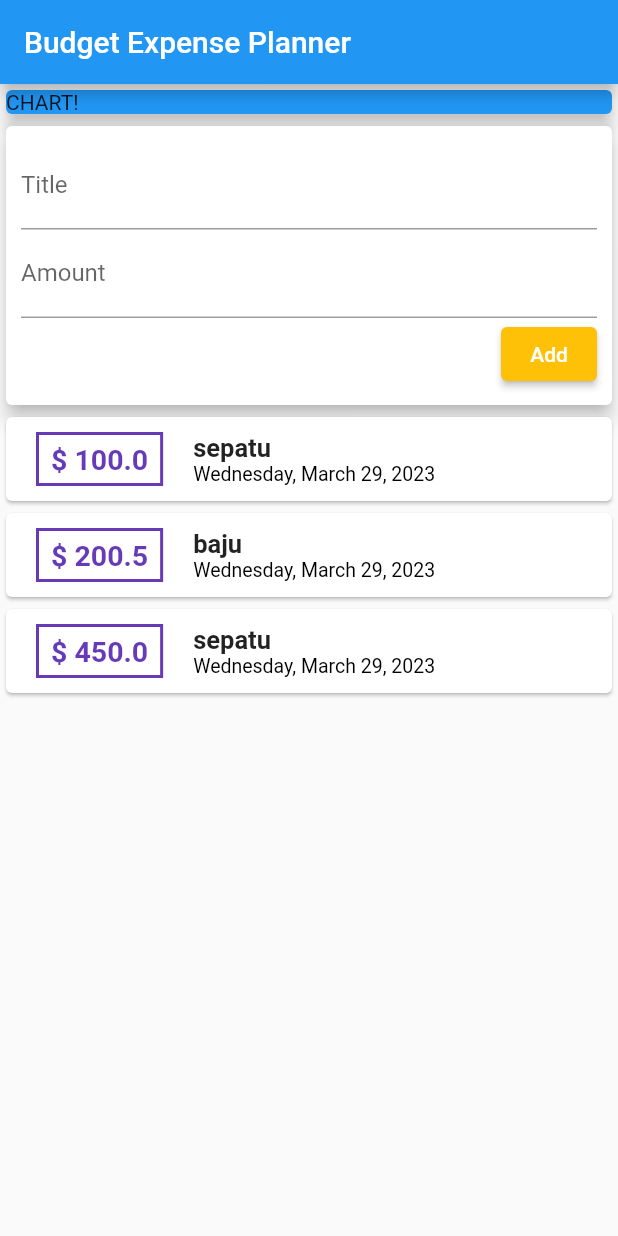
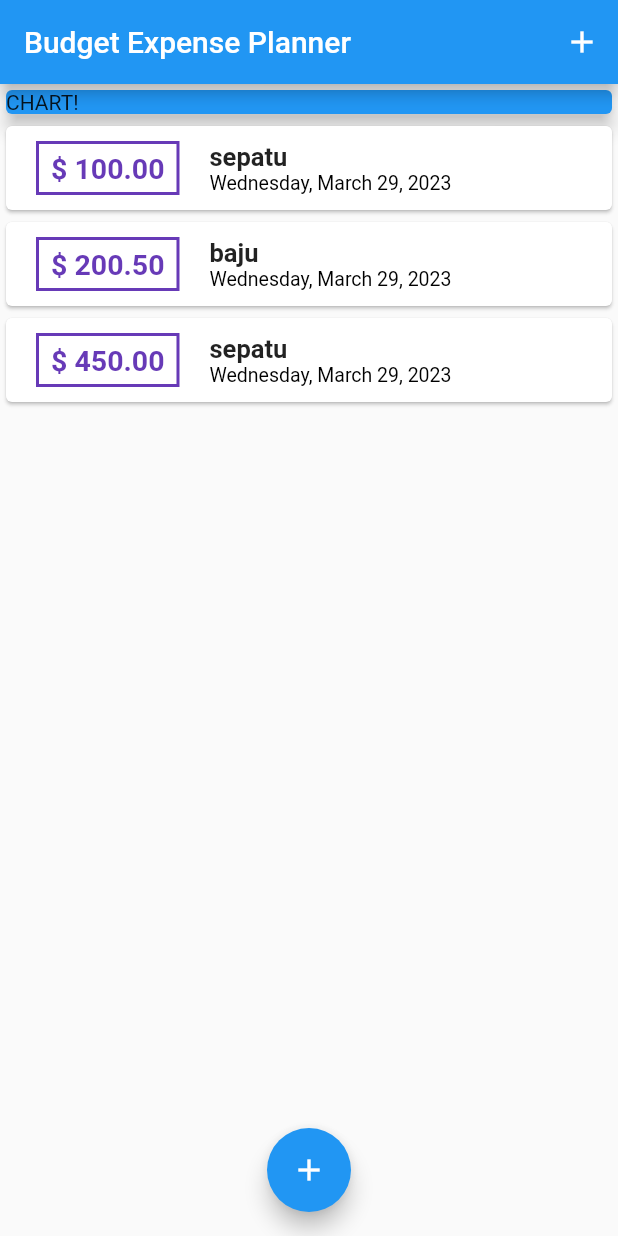
Before and after one commit to EmpalGentong/Expense-Planner_Flutter-Mobile, a Flutter app: the screen it shows after launch, on a phone screen of 412 x 824 dp. Run offline on Flutter 3.47's test engine with Material 2 defaults, Android fonts, the phone set to English and light mode, and no system bars.

Commit message:
create new transaction floating slider sheet

```diff
--- a/lib/main.dart
+++ b/lib/main.dart
@@ -1,5 +1,9 @@
 // ignore_for_file: prefer_const_constructors, duplicate_ignore, unnecessary_brace_in_string_interps
-import './widgets/user_transaction.dart';
+import 'package:expense_tracker_mobile_flutter/widgets/transaction_list.dart';
+
+import './widgets/new_transaction.dart';
+import './models/transaction.dart';
+
 import 'package:flutter/material.dart';
 
 void main() {
@@ -31,11 +35,42 @@ class MyHomePage extends StatefulWidget {
 }
 
 class _MyHomePageState extends State<MyHomePage> {
+  final List<Transaction> _userTransaction = [
+    Transaction(id: 't1', title: 'sepatu', amount: 100, date: DateTime.now()),
+    Transaction(id: 't2', title: 'baju', amount: 200.50, date: DateTime.now()),
+    Transaction(id: 't3', title: 'sepatu', amount: 450, date: DateTime.now()),
+  ];
+
+  void _addNewTX(String txName, double txAmount) {
+    final newTX = Transaction(
+        id: DateTime.now().toString(),
+        title: txName,
+        amount: txAmount,
+        date: DateTime.now());
+
+    setState(() {
+      _userTransaction.add(newTX);
+    });
+  }
+
+  void _startAddNewTransaction(BuildContext ctx) {
+    showModalBottomSheet(
+        context: ctx,
+        builder: (_) {
+          return NewTransaction(_addNewTX);
+        });
+  }
+
   @override
   Widget build(BuildContext context) {
     return Scaffold(
       appBar: AppBar(
         title: Text(widget.title),
+        actions: [
+          IconButton(
+              onPressed: () => _startAddNewTransaction(context),
+              icon: Icon(Icons.add))
+        ],
       ),
       body: Column(
         mainAxisAlignment: MainAxisAlignment.start,
@@ -48,8 +83,13 @@ class _MyHomePageState extends State<MyHomePage> {
             // ignore: prefer_const_constructors, sized_box_for_whitespace
             child: Text('CHART!'),
           ),
-          UserTransaction()
+          TransactionList(_userTransaction),
         ],
+      ),
+      floatingActionButtonLocation: FloatingActionButtonLocation.centerFloat,
+      floatingActionButton: FloatingActionButton(
+        onPressed: () => _startAddNewTransaction(context),
+        child: Icon(Icons.add),
       ),
     );
   }
--- a/lib/widgets/transaction_list.dart
+++ b/lib/widgets/transaction_list.dart
@@ -22,7 +22,8 @@ class TransactionList extends StatelessWidget {
                   padding: EdgeInsets.symmetric(vertical: 5, horizontal: 8),
                   decoration: BoxDecoration(
                       border: Border.all(color: Colors.deepPurple, width: 2)),
-                  child: Text("\$ ${transaction[index].amount}",
+                  child: Text(
+                      "\$ ${transaction[index].amount.toStringAsFixed(2)}",
                       style: TextStyle(
                           fontWeight: FontWeight.bold,
                           fontSize: 19,
--- a/lib/widgets/user_transaction.dart
+++ /dev/null
@@ -1,41 +0,0 @@
-import './new_transaction.dart';
-import './transaction_list.dart';
-import '../models/transaction.dart';
-import 'package:flutter/material.dart';
-
-class UserTransaction extends StatefulWidget {
-  const UserTransaction({super.key});
-
-  @override
-  State<UserTransaction> createState() => _UserTransactionState();
-}
-
-class _UserTransactionState extends State<UserTransaction> {
-  final List<Transaction> userTransaction = [
-    Transaction(id: 't1', title: 'sepatu', amount: 100, date: DateTime.now()),
-    Transaction(id: 't2', title: 'baju', amount: 200.50, date: DateTime.now()),
-    Transaction(id: 't3', title: 'sepatu', amount: 450, date: DateTime.now()),
-  ];
-
-  void _addNewTX(String txName, double txAmount) {
-    final newTX = Transaction(
-        id: DateTime.now().toString(),
-        title: txName,
-        amount: txAmount,
-        date: DateTime.now());
-
-    setState(() {
-      userTransaction.add(newTX);
-    });
-  }
-
-  @override
-  Widget build(BuildContext context) {
-    return Column(
-      children: <Widget>[
-        NewTransaction(_addNewTX),
-        TransactionList(userTransaction),
-      ],
-    );
-  }
-}
```
Also changed, not shown: lib/widgets/new_transaction.dart (+16 -6 lines).
